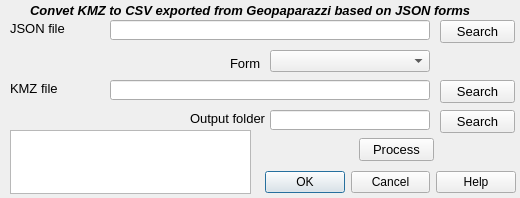
Above: kmzgeopapaimport_dialog_base.ui from geociencio/kmzgeopapaimport before the change. Below: the same form after it.
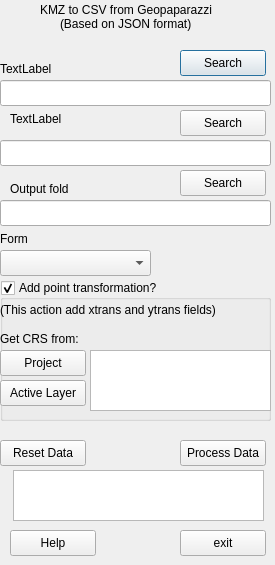
That is the form after the change.

Commit message: se actualizo la interfaz del archivo ui

```diff
--- a/kmzgeopapaimport_dialog_base.ui
+++ b/kmzgeopapaimport_dialog_base.ui
@@ -6,251 +6,311 @@
    <rect>
     <x>0</x>
     <y>0</y>
-    <width>520</width>
-    <height>198</height>
+    <width>275</width>
+    <height>565</height>
    </rect>
   </property>
   <property name="windowTitle">
    <string>kmzgeopapaimport</string>
   </property>
-  <widget class="QDialogButtonBox" name="button_box">
+  <widget class="QLabel" name="label">
    <property name="geometry">
     <rect>
-     <x>265</x>
-     <y>166</y>
-     <width>251</width>
-     <height>32</height>
-    </rect>
-   </property>
-   <property name="orientation">
-    <enum>Qt::Horizontal</enum>
-   </property>
-   <property name="standardButtons">
-    <set>QDialogButtonBox::Cancel|QDialogButtonBox::Help|QDialogButtonBox::Ok</set>
-   </property>
-  </widget>
-  <widget class="QLineEdit" name="jsonarcbase">
-   <property name="geometry">
-    <rect>
-     <x>110</x>
-     <y>20</y>
-     <width>320</width>
-     <height>20</height>
-    </rect>
-   </property>
-  </widget>
-  <widget class="QLabel" name="label_1">
-   <property name="geometry">
-    <rect>
-     <x>30</x>
+     <x>40</x>
      <y>0</y>
-     <width>451</width>
+     <width>191</width>
      <height>20</height>
     </rect>
    </property>
-   <property name="font">
-    <font>
-     <family>Arial</family>
-     <pointsize>10</pointsize>
-     <weight>75</weight>
-     <italic>true</italic>
-     <bold>true</bold>
-    </font>
-   </property>
    <property name="text">
-    <string>Convet KMZ to CSV exported from Geopaparazzi based on JSON forms</string>
+    <string>KMZ to CSV from Geopaparazzi</string>
    </property>
   </widget>
   <widget class="QLabel" name="label_2">
    <property name="geometry">
     <rect>
-     <x>10</x>
-     <y>20</y>
-     <width>91</width>
-     <height>16</height>
+     <x>60</x>
+     <y>15</y>
+     <width>151</width>
+     <height>18</height>
     </rect>
    </property>
-   <property name="font">
-    <font>
-     <family>Arial</family>
-     <pointsize>10</pointsize>
-    </font>
-   </property>
    <property name="text">
-    <string>JSON file</string>
-   </property>
-  </widget>
-  <widget class="QPushButton" name="examinarjson">
-   <property name="geometry">
-    <rect>
-     <x>440</x>
-     <y>20</y>
-     <width>75</width>
-     <height>23</height>
-    </rect>
-   </property>
-   <property name="font">
-    <font>
-     <family>Arial</family>
-     <pointsize>10</pointsize>
-    </font>
-   </property>
-   <property name="text">
-    <string>Search</string>
-   </property>
-  </widget>
-  <widget class="QComboBox" name="formatosjson">
-   <property name="geometry">
-    <rect>
-     <x>270</x>
-     <y>50</y>
-     <width>160</width>
-     <height>22</height>
-    </rect>
-   </property>
-  </widget>
-  <widget class="QLabel" name="label_3">
-   <property name="geometry">
-    <rect>
-     <x>10</x>
-     <y>80</y>
-     <width>91</width>
-     <height>16</height>
-    </rect>
-   </property>
-   <property name="font">
-    <font>
-     <family>Arial</family>
-     <pointsize>10</pointsize>
-    </font>
-   </property>
-   <property name="text">
-    <string>KMZ file</string>
-   </property>
-  </widget>
-  <widget class="QLineEdit" name="kmzarcentrada">
-   <property name="geometry">
-    <rect>
-     <x>110</x>
-     <y>80</y>
-     <width>320</width>
-     <height>20</height>
-    </rect>
+    <string>(Based on JSON format)</string>
    </property>
   </widget>
   <widget class="QPushButton" name="examinarkmz">
    <property name="geometry">
     <rect>
-     <x>440</x>
-     <y>80</y>
-     <width>75</width>
-     <height>23</height>
+     <x>180</x>
+     <y>50</y>
+     <width>86</width>
+     <height>26</height>
     </rect>
    </property>
-   <property name="font">
-    <font>
-     <family>Arial</family>
-     <pointsize>10</pointsize>
-    </font>
-   </property>
    <property name="text">
     <string>Search</string>
    </property>
   </widget>
-  <widget class="QLabel" name="label_4">
+  <widget class="QPushButton" name="examinarjson">
    <property name="geometry">
     <rect>
-     <x>230</x>
-     <y>55</y>
-     <width>31</width>
-     <height>16</height>
+     <x>180</x>
+     <y>110</y>
+     <width>86</width>
+     <height>26</height>
     </rect>
    </property>
-   <property name="font">
-    <font>
-     <family>Arial</family>
-     <pointsize>10</pointsize>
-    </font>
-   </property>
    <property name="text">
-    <string>Form</string>
+    <string>Search</string>
    </property>
   </widget>
   <widget class="QPushButton" name="destino">
    <property name="geometry">
     <rect>
-     <x>440</x>
-     <y>110</y>
-     <width>75</width>
-     <height>23</height>
+     <x>180</x>
+     <y>170</y>
+     <width>86</width>
+     <height>26</height>
     </rect>
    </property>
-   <property name="font">
-    <font>
-     <family>Arial</family>
-     <pointsize>10</pointsize>
-    </font>
-   </property>
    <property name="text">
     <string>Search</string>
    </property>
   </widget>
+  <widget class="QLineEdit" name="kmzarcentrada">
+   <property name="geometry">
+    <rect>
+     <x>0</x>
+     <y>80</y>
+     <width>271</width>
+     <height>26</height>
+    </rect>
+   </property>
+  </widget>
+  <widget class="QLineEdit" name="jsonarcbase">
+   <property name="geometry">
+    <rect>
+     <x>0</x>
+     <y>140</y>
+     <width>271</width>
+     <height>26</height>
+    </rect>
+   </property>
+  </widget>
   <widget class="QLineEdit" name="csvarch">
    <property name="geometry">
     <rect>
-     <x>270</x>
-     <y>110</y>
-     <width>160</width>
-     <height>20</height>
+     <x>0</x>
+     <y>200</y>
+     <width>271</width>
+     <height>26</height>
     </rect>
    </property>
   </widget>
+  <widget class="QComboBox" name="formatosjson">
+   <property name="geometry">
+    <rect>
+     <x>0</x>
+     <y>250</y>
+     <width>151</width>
+     <height>26</height>
+    </rect>
+   </property>
+  </widget>
+  <widget class="QGroupBox" name="gtprjbox">
+   <property name="geometry">
+    <rect>
+     <x>0</x>
+     <y>280</y>
+     <width>271</width>
+     <height>141</height>
+    </rect>
+   </property>
+   <property name="title">
+    <string>Add point transformation?</string>
+   </property>
+   <property name="checkable">
+    <bool>true</bool>
+   </property>
+   <property name="checked">
+    <bool>true</bool>
+   </property>
+   <widget class="QPushButton" name="crsproject">
+    <property name="geometry">
+     <rect>
+      <x>0</x>
+      <y>70</y>
+      <width>86</width>
+      <height>26</height>
+     </rect>
+    </property>
+    <property name="text">
+     <string>Project</string>
+    </property>
+   </widget>
+   <widget class="QPushButton" name="crsactlayer">
+    <property name="geometry">
+     <rect>
+      <x>0</x>
+      <y>100</y>
+      <width>86</width>
+      <height>26</height>
+     </rect>
+    </property>
+    <property name="text">
+     <string>Active Layer</string>
+    </property>
+   </widget>
+   <widget class="QLabel" name="label_3">
+    <property name="geometry">
+     <rect>
+      <x>0</x>
+      <y>50</y>
+      <width>81</width>
+      <height>18</height>
+     </rect>
+    </property>
+    <property name="text">
+     <string>Get CRS from:</string>
+    </property>
+   </widget>
+   <widget class="QLabel" name="label_4">
+    <property name="geometry">
+     <rect>
+      <x>0</x>
+      <y>20</y>
+      <width>251</width>
+      <height>20</height>
+     </rect>
+    </property>
+    <property name="text">
+     <string>(This action add xtrans and ytrans fields)</string>
+    </property>
+   </widget>
+   <widget class="QTextEdit" name="crsproj4string">
+    <property name="geometry">
+     <rect>
+      <x>90</x>
+      <y>70</y>
+      <width>181</width>
+      <height>61</height>
+     </rect>
+    </property>
+   </widget>
+  </widget>
   <widget class="QLabel" name="label_5">
    <property name="geometry">
     <rect>
-     <x>190</x>
-     <y>110</y>
-     <width>81</width>
-     <height>16</height>
+     <x>0</x>
+     <y>230</y>
+     <width>58</width>
+     <height>18</height>
     </rect>
    </property>
-   <property name="font">
-    <font>
-     <family>Arial</family>
-     <pointsize>10</pointsize>
-    </font>
+   <property name="text">
+    <string>Form</string>
    </property>
+  </widget>
+  <widget class="QPushButton" name="resetdata">
+   <property name="geometry">
+    <rect>
+     <x>0</x>
+     <y>440</y>
+     <width>86</width>
+     <height>26</height>
+    </rect>
+   </property>
    <property name="text">
-    <string>Output folder</string>
+    <string>Reset Data</string>
    </property>
   </widget>
   <widget class="QPushButton" name="procesardat">
    <property name="geometry">
     <rect>
-     <x>359</x>
-     <y>138</y>
-     <width>75</width>
-     <height>23</height>
+     <x>180</x>
+     <y>440</y>
+     <width>86</width>
+     <height>26</height>
     </rect>
    </property>
-   <property name="font">
-    <font>
-     <family>Arial</family>
-     <pointsize>10</pointsize>
-    </font>
-   </property>
    <property name="text">
-    <string>Process</string>
+    <string>Process Data</string>
    </property>
   </widget>
   <widget class="QTextEdit" name="datos">
    <property name="geometry">
     <rect>
+     <x>13</x>
+     <y>470</y>
+     <width>251</width>
+     <height>51</height>
+    </rect>
+   </property>
+  </widget>
+  <widget class="QLabel" name="label_6">
+   <property name="geometry">
+    <rect>
+     <x>0</x>
+     <y>60</y>
+     <width>58</width>
+     <height>18</height>
+    </rect>
+   </property>
+   <property name="text">
+    <string>TextLabel</string>
+   </property>
+  </widget>
+  <widget class="QLabel" name="label_7">
+   <property name="geometry">
+    <rect>
      <x>10</x>
-     <y>130</y>
-     <width>241</width>
-     <height>64</height>
+     <y>110</y>
+     <width>58</width>
+     <height>18</height>
     </rect>
+   </property>
+   <property name="text">
+    <string>TextLabel</string>
+   </property>
+  </widget>
+  <widget class="QLabel" name="label_8">
+   <property name="geometry">
+    <rect>
+     <x>10</x>
+     <y>180</y>
+     <width>58</width>
+     <height>18</height>
+    </rect>
+   </property>
+   <property name="text">
+    <string>Output folder</string>
+   </property>
+  </widget>
+  <widget class="QPushButton" name="help">
+   <property name="geometry">
+    <rect>
+     <x>10</x>
+     <y>530</y>
+     <width>86</width>
+     <height>26</height>
+    </rect>
+   </property>
+   <property name="text">
+    <string>Help</string>
+   </property>
+  </widget>
+  <widget class="QPushButton" name="exit">
+   <property name="geometry">
+    <rect>
+     <x>180</x>
+     <y>530</y>
+     <width>86</width>
+     <height>26</height>
+    </rect>
+   </property>
+   <property name="text">
+    <string>exit</string>
    </property>
   </widget>
  </widget>
```
Left out of the diff: 41 changed lines with no effect on the pictures. The commit also changes 1 other file.
